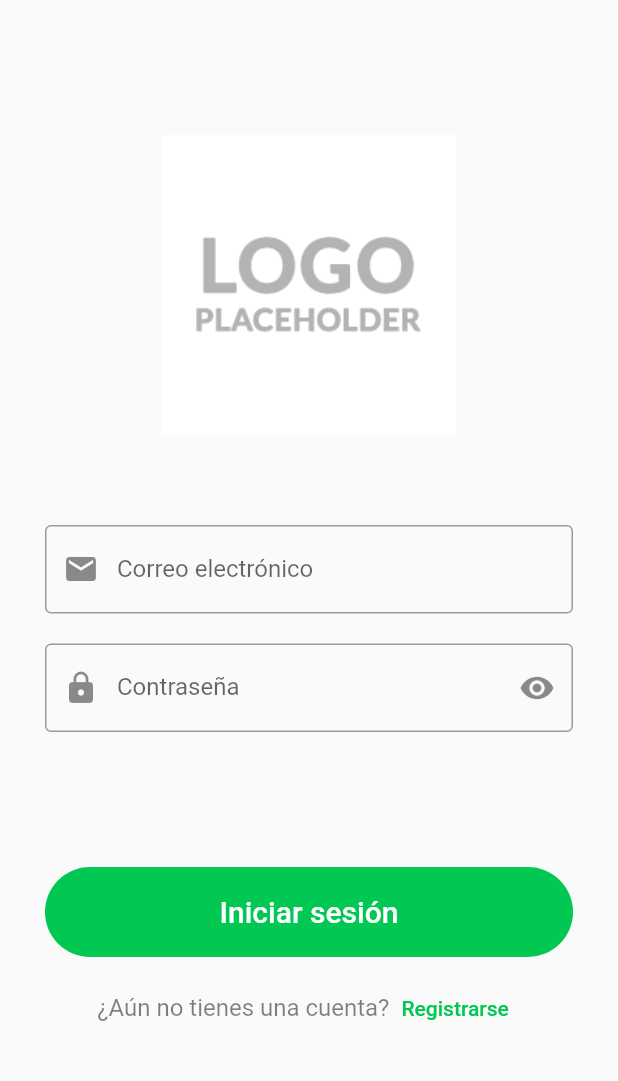
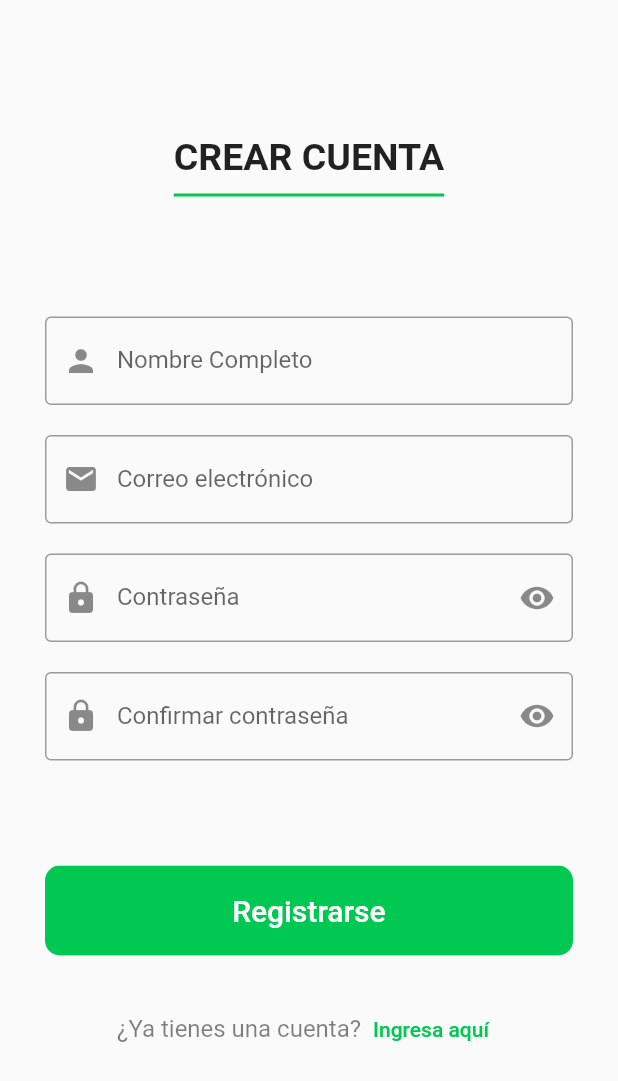
Before and after one commit to KVeramendi/healist_flutter_application, a Flutter app: the screen it shows after launch, after a tap on "Registrarse", on a phone screen of 412 x 824 dp. Shown: the top 1081 px of the screen. Run offline on Flutter 3.47's test engine with Material 2 defaults, Android fonts, the phone set to English and light mode, and no system bars.

Commit message:
Se agregó la pantalla del Registro de Usuario

```diff
--- a/lib/View/Login/login_page.dart
+++ b/lib/View/Login/login_page.dart
@@ -1,4 +1,5 @@
 import 'package:flutter/material.dart';
+import 'package:healist_flutter_application/View/Register/register_page.dart';
 
 class LoginPage extends StatefulWidget {
   const LoginPage({Key? key}) : super(key: key);
@@ -19,16 +20,16 @@ class _LoginPageState extends State<LoginPage> {
       child: Scaffold(
         body: SingleChildScrollView(
           child: Padding(
-            padding: const EdgeInsets.all(30),
+            padding: const EdgeInsets.all(30.0),
             child: Center(
               child: Column(
                 children: <Widget>[
-                  const Padding(padding: EdgeInsets.symmetric(vertical: 30)),
+                  const Padding(padding: EdgeInsets.symmetric(vertical: 30.0)),
                   SizedBox(
                     height: 200.0,
                     child: Image.asset(_imageRoute),
                   ),
-                  const Padding(padding: EdgeInsets.symmetric(vertical: 30)),
+                  const Padding(padding: EdgeInsets.symmetric(vertical: 30.0)),
                   TextFormField(
                     keyboardType: TextInputType.emailAddress,
                     decoration: const InputDecoration(
@@ -37,7 +38,7 @@ class _LoginPageState extends State<LoginPage> {
                       prefixIcon: Icon(Icons.email),
                     ),
                   ),
-                  const Padding(padding: EdgeInsets.symmetric(vertical: 10)),
+                  const Padding(padding: EdgeInsets.symmetric(vertical: 10.0)),
                   TextFormField(
                     keyboardType: TextInputType.visiblePassword,
                     obscureText: true,
@@ -52,27 +53,27 @@ class _LoginPageState extends State<LoginPage> {
                       ),
                     ),
                   ),
-                  const Padding(padding: EdgeInsets.symmetric(vertical: 45)),
+                  const Padding(padding: EdgeInsets.symmetric(vertical: 35.0)),
                   Container(
                     clipBehavior: Clip.antiAliasWithSaveLayer,
                     width: double.infinity,
-                    height: 60,
+                    height: 60.0,
                     decoration: BoxDecoration(
-                      borderRadius: BorderRadius.circular(100),
+                      borderRadius: BorderRadius.circular(10.0),
                     ),
                     child: MaterialButton(
                       onPressed: () {},
-                      color: Colors.greenAccent[700],
+                      color: Colors.greenAccent.shade700,
                       child: Text(
                         _loginButton,
                         style: const TextStyle(
-                          fontSize: 20,
+                          fontSize: 20.0,
                           color: Colors.white,
                         ),
                       ),
                     ),
                   ),
-                  const Padding(padding: EdgeInsets.symmetric(vertical: 5)),
+                  const Padding(padding: EdgeInsets.symmetric(vertical: 20.0)),
                   Row(
                     mainAxisAlignment: MainAxisAlignment.center,
                     children: [
@@ -85,14 +86,15 @@ class _LoginPageState extends State<LoginPage> {
                       ),
                       TextButton(
                         onPressed: () {
-                          // Navigator.push(
-                          //     context,
-                          //     MaterialPageRoute(
-                          //       builder: (context) => const RegisterPage(),
-                          //     ));
+                          Navigator.push(
+                              context,
+                              MaterialPageRoute(
+                                builder: (context) => const RegisterPage(),
+                              ));
                         },
                         child: Text(_registerButton,
-                            style: TextStyle(color: Colors.greenAccent[700])),
+                            style:
+                                TextStyle(color: Colors.greenAccent.shade700)),
                       )
                     ],
                   ),
--- a/lib/View/Register/register_page.dart
+++ b/lib/View/Register/register_page.dart
@@ -0,0 +1,126 @@
+import 'package:flutter/material.dart';
+import 'package:healist_flutter_application/View/Login/login_page.dart';
+
+class RegisterPage extends StatefulWidget {
+  const RegisterPage({Key? key}) : super(key: key);
+
+  @override
+  State<RegisterPage> createState() => _RegisterPageState();
+}
+
+class _RegisterPageState extends State<RegisterPage> {
+  final String _tittlePage = 'CREAR CUENTA';
+  final String _registerButton = 'Registrarse';
+  final String _textDescription = '¿Ya tienes una cuenta?';
+  final String _loginButton = 'Ingresa aquí';
+
+  @override
+  Widget build(BuildContext context) {
+    return SafeArea(
+        child: Scaffold(
+      body: SingleChildScrollView(
+        child: Padding(
+          padding: const EdgeInsets.all(30.0),
+          child: Center(
+            child: Column(
+              children: <Widget>[
+                const Padding(padding: EdgeInsets.symmetric(vertical: 30.0)),
+                Container(
+                    padding: const EdgeInsets.only(bottom: 10.0),
+                    decoration: BoxDecoration(
+                      border: Border(
+                          bottom: BorderSide(
+                              color: Colors.greenAccent.shade700, width: 2.0)),
+                    ),
+                    child: Text(_tittlePage,
+                        style: const TextStyle(
+                            fontSize: 25.0, fontWeight: FontWeight.bold))),
+                const Padding(padding: EdgeInsets.symmetric(vertical: 40.0)),
+                TextFormField(
+                    keyboardType: TextInputType.name,
+                    decoration: const InputDecoration(
+                        labelText: 'Nombre Completo',
+                        border: OutlineInputBorder(),
+                        prefixIcon: Icon(Icons.person))),
+                const Padding(padding: EdgeInsets.symmetric(vertical: 10.0)),
+                TextFormField(
+                    keyboardType: TextInputType.emailAddress,
+                    decoration: const InputDecoration(
+                      labelText: 'Correo electrónico',
+                      border: OutlineInputBorder(),
+                      prefixIcon: Icon(Icons.email),
+                    )),
+                const Padding(padding: EdgeInsets.symmetric(vertical: 10.0)),
+                TextFormField(
+                  keyboardType: TextInputType.visiblePassword,
+                  obscureText: true,
+                  decoration: const InputDecoration(
+                    labelText: 'Contraseña',
+                    border: OutlineInputBorder(),
+                    prefixIcon: Icon(Icons.lock),
+                    suffixIcon: Icon(Icons.remove_red_eye),
+                  ),
+                ),
+                const Padding(padding: EdgeInsets.symmetric(vertical: 10.0)),
+                TextFormField(
+                  keyboardType: TextInputType.visiblePassword,
+                  obscureText: true,
+                  decoration: const InputDecoration(
+                    labelText: 'Confirmar contraseña',
+                    border: OutlineInputBorder(),
+                    prefixIcon: Icon(Icons.lock),
+                    suffixIcon: Icon(Icons.remove_red_eye),
+                  ),
+                ),
+                const Padding(padding: EdgeInsets.symmetric(vertical: 35.0)),
+                Container(
+                  clipBehavior: Clip.antiAliasWithSaveLayer,
+                  width: double.infinity,
+                  height: 60.0,
+                  decoration: BoxDecoration(
+                    borderRadius: BorderRadius.circular(10.0),
+                  ),
+                  child: MaterialButton(
+                    onPressed: () {},
+                    color: Colors.greenAccent.shade700,
+                    child: Text(
+                      _registerButton,
+                      style: const TextStyle(
+                        fontSize: 20.0,
+                        color: Colors.white,
+                      ),
+                    ),
+                  ),
+                ),
+                const Padding(padding: EdgeInsets.symmetric(vertical: 12.5)),
+                Row(
+                  mainAxisAlignment: MainAxisAlignment.center,
+                  children: [
+                    Text(
+                      _textDescription,
+                      style: TextStyle(
+                        color: Colors.black.withOpacity(0.5),
+                        fontSize: 16.0,
+                      ),
+                    ),
+                    TextButton(
+                      onPressed: () {
+                        Navigator.push(
+                            context,
+                            MaterialPageRoute(
+                              builder: (context) => const LoginPage(),
+                            ));
+                      },
+                      child: Text(_loginButton,
+                          style: TextStyle(color: Colors.greenAccent.shade700)),
+                    )
+                  ],
+                ),
+              ],
+            ),
+          ),
+        ),
+      ),
+    ));
+  }
+}
```
